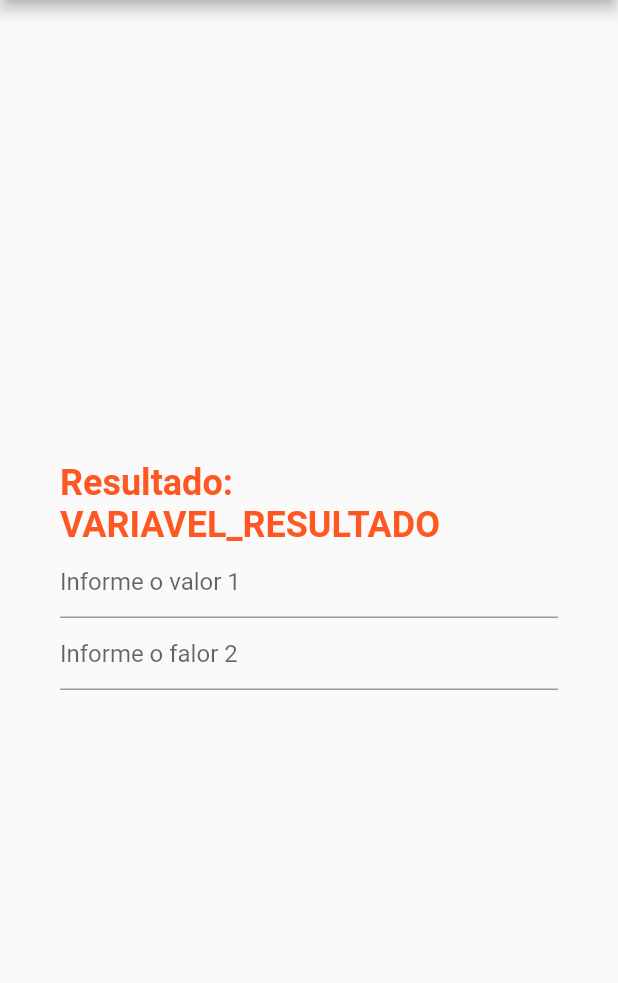
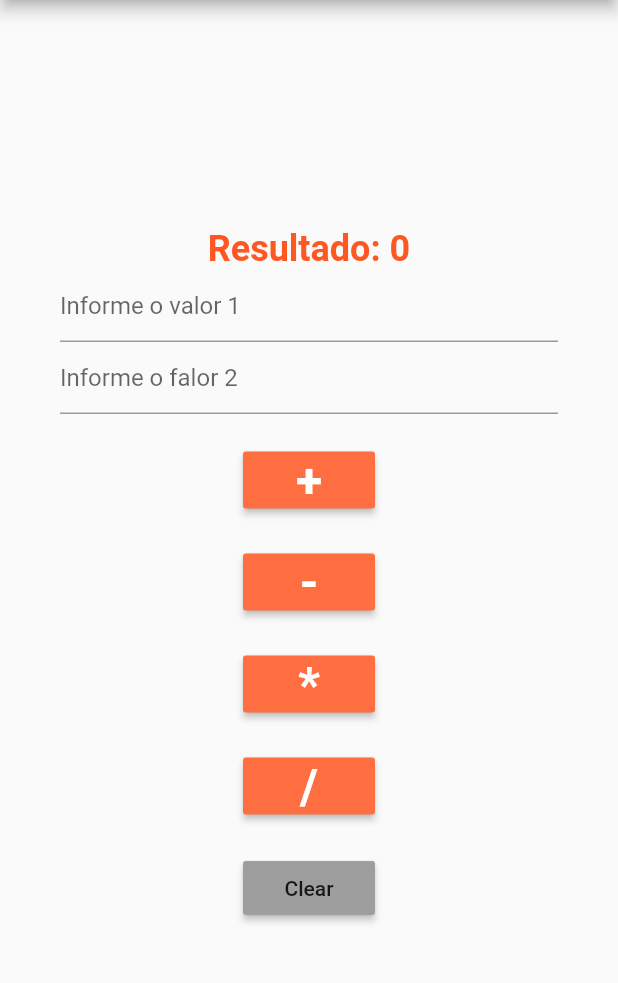
Before and after one commit to lobowww/Calculadora-Simples-com-Flutter-e-dart, a Flutter app: the screen it shows after launch, on a phone screen of 412 x 824 dp, the part 84-1067 px from its top. Run offline on Flutter 3.47's test engine with Material 2 defaults, Android fonts, the phone set to English and light mode, and no system bars.

Commit message:
4 operações prontas

```diff
--- a/lib/Calculadora.dart
+++ b/lib/Calculadora.dart
@@ -19,7 +19,7 @@
           children: <Widget>[
             //Texto que mostra resultado do cálculo
             new Text(
-              "Resultado: VARIAVEL_RESULTADO",
+              "Resultado: $resultado",
               style: new TextStyle(
                   fontSize: 24,
                   fontWeight: FontWeight.bold,
@@ -29,18 +29,163 @@
             new TextField(
               keyboardType: TextInputType.number,
               decoration: new InputDecoration(hintText: "Informe o valor 1"),
-              //controller: t1,
+              controller: t1,
             ),
-            //CAMPO DE TEXO (input do valor 2)
+            //CAMPO DE TEXTO (input do valor 2)
             new TextField(
               keyboardType: TextInputType.number,
               decoration: new InputDecoration(hintText: "Informe o falor 2"),
-              //controller: t2,
-            )
+              controller: t2,
+            ),
+            //Espaçamento depois dos inputs
+            new Padding(padding: const EdgeInsets.only(top: 20)),
+
+            //Nova linha(row)
+
+            new Row(
+              mainAxisAlignment: MainAxisAlignment.spaceEvenly,
+              children: <Widget>[
+                new MaterialButton(
+                  //child: new Text("+"),
+                  child: new Text(
+                    "+",
+                    style: new TextStyle(
+                        fontSize: 32,
+                        fontWeight: FontWeight.bold,
+                        color: Colors.white),
+                  ),
+                  color: Colors.deepOrangeAccent,
+                  onPressed:
+                      somar, //Se tornou uma palavra reservada por conta do setState
+                )
+              ],
+            ),
+
+            new Padding(padding: const EdgeInsets.only(top: 20)),
+
+            new Row(
+              mainAxisAlignment: MainAxisAlignment.spaceEvenly,
+              children: <Widget>[
+                new MaterialButton(
+                  child: new Text(
+                    "-",
+                    style: new TextStyle(
+                        fontSize: 32,
+                        fontWeight: FontWeight.bold,
+                        color: Colors.white),
+                  ),
+                  color: Colors.deepOrangeAccent,
+                  onPressed:
+                      subtrair, //Se tornou uma palavra reservada por conta do setState
+                )
+              ],
+            ),
+
+            new Padding(padding: const EdgeInsets.only(top: 20)),
+
+            new Row(
+              mainAxisAlignment: MainAxisAlignment.spaceEvenly,
+              children: <Widget>[
+                new MaterialButton(
+                  child: new Text(
+                    "*",
+                    style: new TextStyle(
+                        fontSize: 32,
+                        fontWeight: FontWeight.bold,
+                        color: Colors.white),
+                  ),
+                  color: Colors.deepOrangeAccent,
+                  onPressed:
+                      multiplicar, //Se tornou uma palavra reservada por conta do setState
+                )
+              ],
+            ),
+
+            new Padding(padding: const EdgeInsets.only(top: 20)),
+
+            new Row(
+              mainAxisAlignment: MainAxisAlignment.spaceEvenly,
+              children: <Widget>[
+                new MaterialButton(
+                  child: new Text(
+                    "/",
+                    style: new TextStyle(
+                        fontSize: 32,
+                        fontWeight: FontWeight.bold,
+                        color: Colors.white),
+                  ),
+                  color: Colors.deepOrangeAccent,
+                  onPressed:
+                      dividir, //Se tornou uma palavra reservada por conta do setState
+                )
+              ],
+            ),
+
+            //Espaçamento depois dos botões
+            new Padding(padding: const EdgeInsets.only(top: 20)),
+
+            new Row(
+              mainAxisAlignment: MainAxisAlignment.center,
+              children: <Widget>[
+                new MaterialButton(
+                    child: new Text("Clear"),
+                    color: Colors.grey,
+                    onPressed: limpar)
+              ],
+            ),
           ],
         ),
       ),
     );
   } //Fecha o método build
+
+  //Atributos
+  dynamic num1;
+  dynamic num2;
+  dynamic resultado = 0;
+
+  TextEditingController t1 = new TextEditingController(text: "");
+  TextEditingController t2 = new TextEditingController(text: "");
+
+  //Métodos
+  void somar() {
+    setState(() {
+      num1 = int.parse(t1.text);
+      num2 = int.parse(t2.text);
+      resultado = num1 + num2;
+    });
+  }
+
+  void subtrair() {
+    setState(() {
+      num1 = int.parse(t1.text);
+      num2 = int.parse(t2.text);
+      resultado = num1 - num2;
+    });
+  }
+
+  void multiplicar() {
+    setState(() {
+      num1 = int.parse(t1.text);
+      num2 = int.parse(t2.text);
+      resultado = num1 * num2;
+    });
+  }
+
+  void dividir() {
+    setState(() {
+      num1 = double.parse(t1.text);
+      num2 = double.parse(t2.text);
+      resultado = num1 / num2;
+    });
+  }
+
+  void limpar() {
+    setState(() {
+      t1.text = "";
+      t2.text = "";
+      resultado = 0;
+    });
+  }
 }//Fecha a classe CalculadoraState
 //NADA DEVE SER ADD DEPOIS DO RETURN, POIS NÃO SERÁ LIDO
```
